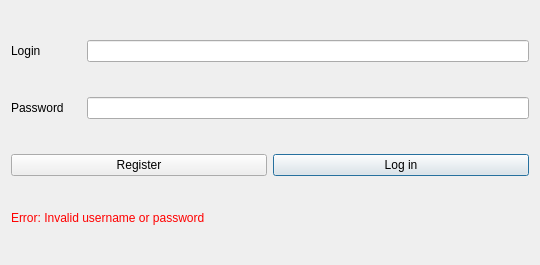
This is App/resources/ui/LogInDialog.ui in senatrkosarev/AudioPlayer as Qt 5 draws it before an edit. The edited form follows.
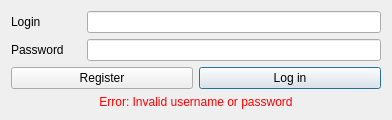
This is the edited form. Icons and pictures are not drawn.

```diff
--- a/App/resources/ui/LogInDialog.ui
+++ b/App/resources/ui/LogInDialog.ui
@@ -6,14 +6,17 @@
    <rect>
     <x>0</x>
     <y>0</y>
-    <width>540</width>
-    <height>265</height>
+    <width>392</width>
+    <height>203</height>
    </rect>
   </property>
   <property name="windowTitle">
    <string>Shuffle • Auth</string>
   </property>
   <layout class="QVBoxLayout" name="verticalLayout">
+   <property name="sizeConstraint">
+    <enum>QLayout::SetMinAndMaxSize</enum>
+   </property>
    <item>
     <layout class="QHBoxLayout" name="horizontalLayout">
      <item>
@@ -92,6 +95,9 @@
      <property name="text">
       <string>Error: Invalid username or password</string>
      </property>
+     <property name="alignment">
+      <set>Qt::AlignCenter</set>
+     </property>
     </widget>
    </item>
   </layout>
```
Left out of the diff: 4 changed lines with no effect on the pictures.
